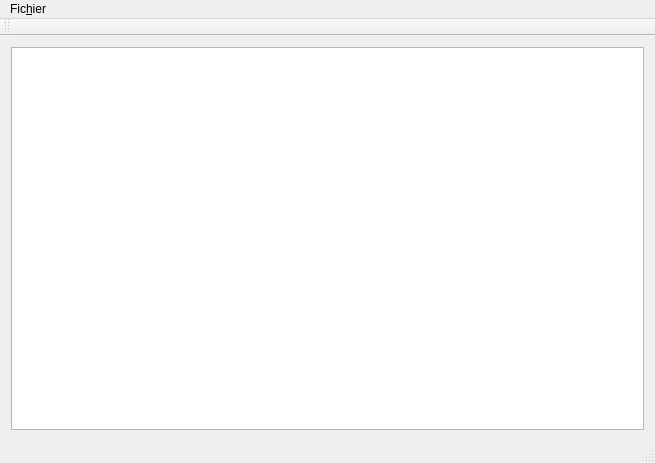
This is mainwindow.ui in Kevin-Bannier/Paint as Qt 5 draws it before an edit. The edited form follows.
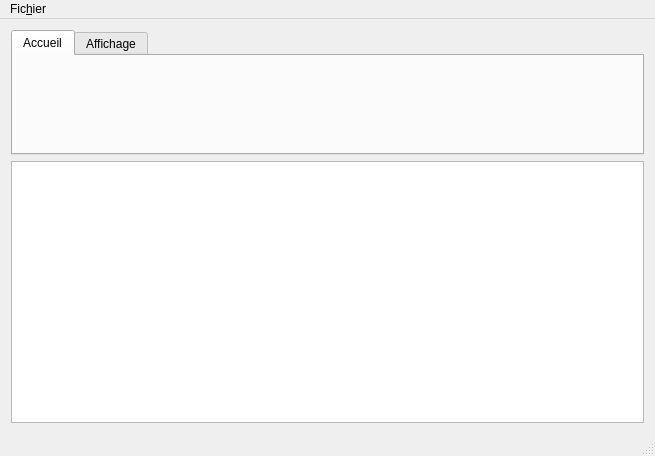
This is the edited form. Custom widgets are drawn as their Qt base class.

What changed in the file:
```diff
--- a/mainwindow.ui
+++ b/mainwindow.ui
@@ -7,14 +7,55 @@
     <x>0</x>
     <y>0</y>
     <width>655</width>
-    <height>463</height>
+    <height>456</height>
    </rect>
   </property>
   <property name="windowTitle">
    <string>MainWindow</string>
   </property>
   <widget class="QWidget" name="centralWidget">
-   <layout class="QVBoxLayout" name="verticalLayout">
+   <layout class="QVBoxLayout" name="verticalLayout_3">
+    <item>
+     <widget class="QTabWidget" name="tabWidget_2">
+      <property name="enabled">
+       <bool>true</bool>
+      </property>
+      <property name="minimumSize">
+       <size>
+        <width>0</width>
+        <height>0</height>
+       </size>
+      </property>
+      <property name="maximumSize">
+       <size>
+        <width>16777215</width>
+        <height>125</height>
+       </size>
+      </property>
+      <property name="tabPosition">
+       <enum>QTabWidget::North</enum>
+      </property>
+      <property name="tabShape">
+       <enum>QTabWidget::Rounded</enum>
+      </property>
+      <property name="currentIndex">
+       <number>0</number>
+      </property>
+      <property name="tabsClosable">
+       <bool>false</bool>
+      </property>
+      <widget class="TabAccueil" name="tabAccueil">
+       <attribute name="title">
+        <string>Accueil</string>
+       </attribute>
+      </widget>
+      <widget class="QWidget" name="tabAffichage">
+       <attribute name="title">
+        <string>Affichage</string>
+       </attribute>
+      </widget>
+     </widget>
+    </item>
     <item>
      <widget class="QGraphicsView" name="graphicsView"/>
     </item>
@@ -50,17 +91,6 @@
    <addaction name="menuFichier"/>
   </widget>
   <widget class="QStatusBar" name="statusBar"/>
-  <widget class="QToolBar" name="toolBar">
-   <property name="windowTitle">
-    <string>toolBar</string>
-   </property>
-   <attribute name="toolBarArea">
-    <enum>TopToolBarArea</enum>
-   </attribute>
-   <attribute name="toolBarBreak">
-    <bool>false</bool>
-   </attribute>
-  </widget>
   <action name="actionNouveau">
    <property name="text">
     <string>Nouveau</string>
@@ -108,6 +138,14 @@
   </action>
  </widget>
  <layoutdefault spacing="6" margin="11"/>
+ <customwidgets>
+  <customwidget>
+   <class>TabAccueil</class>
+   <extends>QWidget</extends>
+   <header>tabaccueil.h</header>
+   <container>1</container>
+  </customwidget>
+ </customwidgets>
  <resources/>
  <connections/>
 </ui>
```
Left out of the diff: 18 changed lines with no effect on the pictures.
